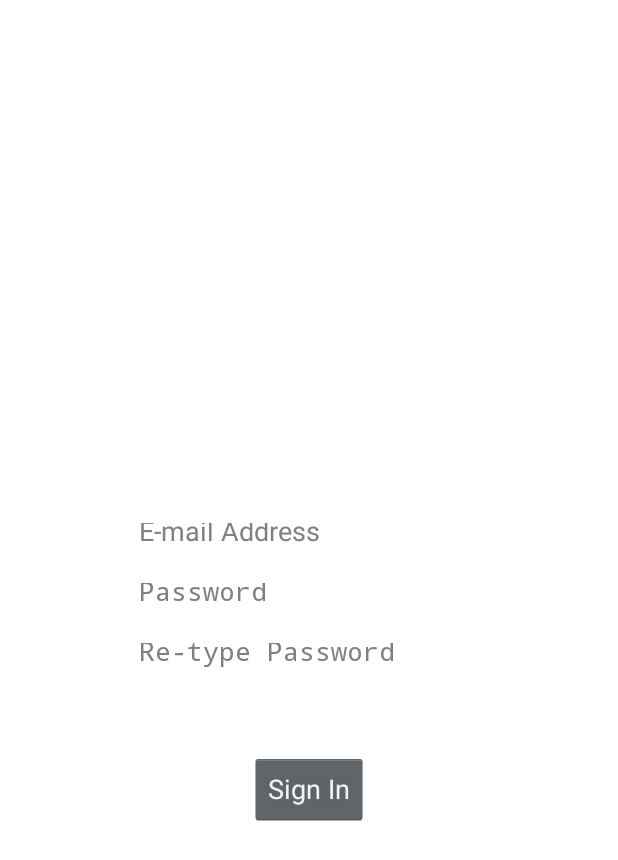
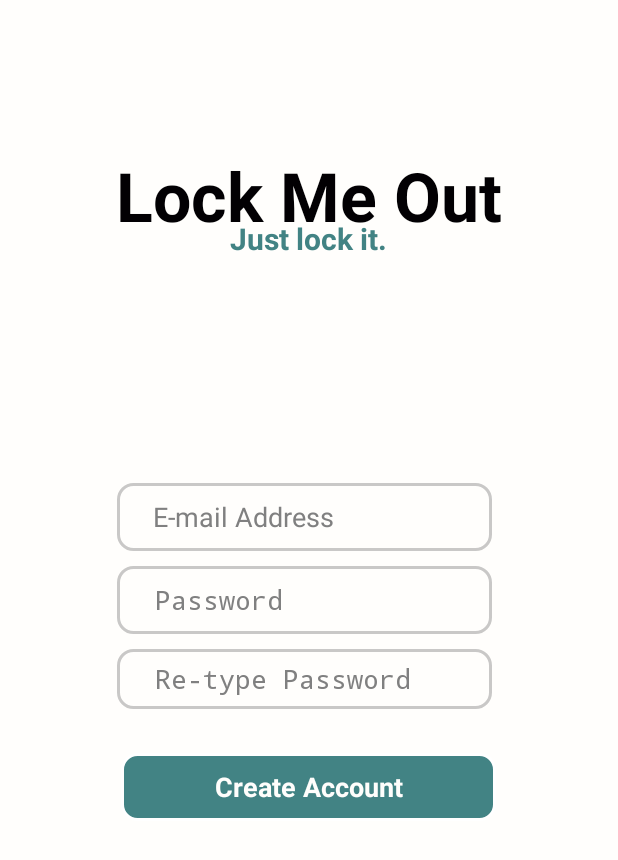
Before and after one commit to YixinXiong/LockMeOut, an Android app: the screen it shows after launch (HomeActivity), on a phone screen of 412 x 824 dp. Shown: the top 860 px of the screen. Run offline under Robolectric (Android 15) with nearby library versions, the phone set to English and light mode, and no system bars.

Commit message:
New gui components

```diff
--- a/app/src/main/AndroidManifest.xml
+++ b/app/src/main/AndroidManifest.xml
@@ -4,7 +4,7 @@
 
     <application
         android:allowBackup="true"
-        android:icon="@drawable/ic_launcher"
+        android:icon="@drawable/lmo_icon"
         android:label="@string/app_name"
         android:theme="@android:style/Theme.NoTitleBar">
         <activity
--- /dev/null
+++ b/app/src/main/res/drawable-xxhdpi/button_green.xml
@@ -0,0 +1,20 @@
+<?xml version="1.0" encoding="utf-8"?>
+
+    <shape
+        xmlns:android="http://schemas.android.com/apk/res/android">
+        <stroke
+            android:width="2dp"
+            android:color="@android:color/white"/>
+        <corners
+            android:radius="10dp" />
+        <size
+            android:width="250dp"
+            android:height="40dp"/>
+        <padding
+            android:left="1dp"
+            android:right="1dp"
+            android:top="1dp"
+            android:bottom="1dp"/>
+        <solid android:color="@color/greenLMO"/>
+
+    </shape>
--- /dev/null
+++ b/app/src/main/res/drawable-xxhdpi/editbox.xml
@@ -0,0 +1,20 @@
+<?xml version="1.0" encoding="utf-8"?>
+
+<shape
+    xmlns:android="http://schemas.android.com/apk/res/android">
+    <stroke
+        android:width="2dp"
+        android:color="@color/grayLMO"/>
+    <corners
+        android:radius="10dp" />
+    <size
+        android:width="250dp"
+        android:height="45dp"/>
+    <padding
+        android:left="15dp"
+        android:right="15dp"
+        android:top="2dp"
+        android:bottom="2dp"/>
+    <solid android:color="@android:color/transparent"/>
+
+</shape>
--- a/app/src/main/res/layout/fragment_layout_container.xml
+++ b/app/src/main/res/layout/fragment_layout_container.xml
@@ -3,6 +3,8 @@
 <RelativeLayout xmlns:android="http://schemas.android.com/apk/res/android"
     android:id="@+id/fragment_container"
     android:layout_width="match_parent"
-    android:layout_height="match_parent">
+    android:layout_height="match_parent"
+    android:background="@color/whiteLMO"
+    >
 
 </RelativeLayout>
--- a/app/src/main/res/layout/fragment_lockphone.xml
+++ b/app/src/main/res/layout/fragment_lockphone.xml
@@ -5,7 +5,7 @@
     android:layout_width="match_parent"
     android:layout_height="match_parent"
     android:paddingTop="25dp"
-    android:background="#ffff9999"
+    android:background="@android:color/transparent"
     android:orientation="vertical">
 
     <TimePicker xmlns:android="http://schemas.android.com/apk/res/android"
--- a/app/src/main/res/layout/fragment_login.xml
+++ b/app/src/main/res/layout/fragment_login.xml
@@ -3,62 +3,87 @@
     android:id="@+id/fragment_login"
     android:layout_width="match_parent"
     android:layout_height="match_parent"
-    android:background="@android:color/white"
+    android:background="@color/whiteLMO"
     tools:context="com.hackthenorth.lockmeout.app.LoginFragment">
 
-    <RelativeLayout
-        android:layout_width="300dp"
+
+    <TextView
+        android:layout_width="wrap_content"
+        android:layout_height="50dp"
+        android:text="@string/app_name"
+        android:id="@+id/titleCreate"
+        android:textSize="45dp"
+        android:textStyle="bold"
+        android:textColor="@color/blackLMO"
+        android:layout_centerHorizontal="true"
+        android:layout_alignParentTop="true"
+        android:layout_marginTop="100dp"/>
+
+    <TextView
+        android:layout_width="wrap_content"
+        android:layout_height="40dp"
+        android:text="@string/app_motto"
+        android:textSize="20dp"
+        android:textStyle="bold"
+        android:textColor="@color/greenLMO"
+        android:layout_centerHorizontal="true"
+        android:layout_alignTop="@id/titleCreate"
+        android:layout_marginTop="45dp"/>
+
+    <LinearLayout
+        android:layout_width="255dp"
         android:layout_height="180dp"
+        android:orientation="vertical"
         android:layout_centerHorizontal="true"
         android:layout_centerVertical="true"
-        android:id="@+id/relativeLayout">
+        android:id="@+id/linearLayout">
 
             <EditText
                 android:layout_width="250dp"
-            android:layout_height="32dp"
+                android:layout_height="45dp"
                 android:inputType="textEmailAddress"
                 android:textColor="@android:color/black"
                 android:ems="10"
-            android:hint="E-mail Address"
+                android:hint="  E-mail Address"
                 android:id="@+id/email_input"
-            android:layout_centerHorizontal="true"
-            android:layout_alignParentTop="true"
-            android:layout_marginTop="20dp"
-            android:layout_marginBottom="20dp"/>
+                android:background="@drawable/editbox"/>
 
             <EditText
                 android:layout_width="250dp"
-            android:layout_height="32dp"
+                android:layout_height="45dp"
                 android:inputType="textPassword"
                 android:textColor="@android:color/black"
                 android:ems="10"
-            android:hint="Password"
+                android:hint=" Password"
                 android:layout_centerHorizontal="true"
-            android:layout_alignTop="@id/email_input"
-            android:layout_marginTop="40dp"
+                android:layout_marginTop="10dp"
                 android:id="@+id/passwordInputNew"
-             />
+                android:background="@drawable/editbox" />
+
             <EditText
                 android:layout_width="250dp"
-            android:layout_height="32dp"
+                android:layout_height="40dp"
                 android:inputType="textPassword"
                 android:textColor="@android:color/black"
                 android:ems="10"
-            android:hint="Re-type Password"
-            android:layout_marginTop="40dp"
+                android:hint=" Re-type Password"
+                android:layout_marginTop="10dp"
                 android:layout_centerHorizontal="true"
-            android:layout_alignTop="@id/passwordInputNew"
                 android:id="@+id/passwordInputNew2"
-            />
+                android:background="@drawable/editbox"/>
+
+    </LinearLayout>
+    <Button
+        android:layout_width="250dp"
+        android:layout_height="45dp"
+        android:textSize="18dp"
+        android:text="Create Account"
+        android:textStyle="bold"
+        android:textColor="@color/whiteLMO"
+        android:id="@+id/btn_login"
+        android:layout_below="@+id/linearLayout"
+        android:layout_centerHorizontal="true"
+        android:background="@drawable/button_green"/>
+
 
 </RelativeLayout>
-
-    <Button
-        android:layout_width="wrap_content"
-        android:layout_height="wrap_content"
-        android:text="Sign In"
-        android:id="@+id/btn_login"
-        android:layout_below="@+id/relativeLayout"
-        android:layout_centerHorizontal="true" />
-
-</RelativeLayout>
--- a/app/src/main/res/values/colors.xml
+++ b/app/src/main/res/values/colors.xml
@@ -1,5 +1,10 @@
 <resources>
 
     <color name="black_overlay">#66000000</color>
+    <color name="grayLMO">#C9C8C7</color>
+    <color name="greenLMO">#428384</color>
+    <color name="redLMO">#fff35c5a</color>
+    <color name="whiteLMO">#FFFEFC</color>
+    <color name="blackLMO">#020003</color>
 
 </resources>
--- a/app/src/main/res/values/strings.xml
+++ b/app/src/main/res/values/strings.xml
@@ -1,7 +1,8 @@
 <?xml version="1.0" encoding="utf-8"?>
 <resources>
 
-    <string name="app_name">LockMeOut</string>
+    <string name="app_name">Lock Me Out</string>
+    <string name="app_motto">Just lock it.</string>
     <string name="dummy_button">Dummy Button</string>
     <string name="dummy_content">DUMMY\nCONTENT</string>
     <string name="lock_phone">LOCK MY PHONE</string>
```
Also changed, not shown: app/src/main/java/com/hackthenorth/lockmeout/app/HomeFragment.java (+8 -8 lines), app/src/main/res/drawable-xxhdpi/next_btn_drawable.xml (added, +20 -0 lines), app/src/main/res/layout/fragment_lockapp.xml (+23 -1 lines), app/src/main/res/layout/fragment_login_password_only.xml (+51 -14 lines), app/src/main/res/layout/fragment_main.xml (+39 -20 lines), app/src/main/res/drawable-xxhdpi/lmo_icon.png (added), app/src/main/res/drawable-xxhdpi/splashscreen.png (added), 2 other files. Lines whose indentation alone changed are shown as unchanged.
